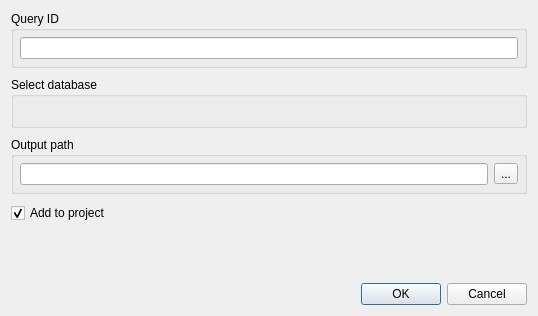
This is src/plugins/external_tool_support/src/blast_plus/BlastDBCmdDialog.ui in violethaze74/ugene as Qt 5 draws it before an edit. The edited form follows.
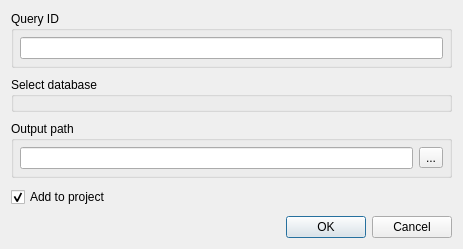
This is the edited form.

Commit message: UGENE-4775: dialogs constraints fix, dialog layout fix for mac

Diff of the .ui file:
```diff
--- a/src/plugins/external_tool_support/src/blast_plus/BlastDBCmdDialog.ui
+++ b/src/plugins/external_tool_support/src/blast_plus/BlastDBCmdDialog.ui
@@ -6,8 +6,8 @@
    <rect>
     <x>0</x>
     <y>0</y>
-    <width>538</width>
-    <height>316</height>
+    <width>463</width>
+    <height>214</height>
    </rect>
   </property>
   <property name="sizePolicy">
@@ -32,6 +32,9 @@
    <string>Fetch Sequences from BLAST Database</string>
   </property>
   <layout class="QGridLayout" name="gridLayout">
+   <property name="sizeConstraint">
+    <enum>QLayout::SetMinAndMaxSize</enum>
+   </property>
    <property name="spacing">
     <number>9</number>
    </property>
@@ -41,6 +44,9 @@
       <string>Query ID</string>
      </property>
      <layout class="QHBoxLayout" name="horizontalLayout">
+      <property name="sizeConstraint">
+       <enum>QLayout::SetMinAndMaxSize</enum>
+      </property>
       <property name="leftMargin">
        <number>6</number>
       </property>
@@ -62,11 +68,14 @@
     </widget>
    </item>
    <item row="2" column="0">
-    <widget class="QGroupBox" name="">
+    <widget class="QGroupBox" name="groupBox">
      <property name="title">
       <string>Output path</string>
      </property>
      <layout class="QHBoxLayout" name="horizontalLayout_2">
+      <property name="sizeConstraint">
+       <enum>QLayout::SetMinAndMaxSize</enum>
+      </property>
       <property name="leftMargin">
        <number>6</number>
       </property>
@@ -96,26 +105,6 @@
      </layout>
     </widget>
    </item>
-   <item row="5" column="0">
-    <widget class="QDialogButtonBox" name="buttonBox">
-     <property name="standardButtons">
-      <set>QDialogButtonBox::Cancel|QDialogButtonBox::Ok</set>
-     </property>
-    </widget>
-   </item>
-   <item row="3" column="0">
-    <widget class="QCheckBox" name="addToProjectBox">
-     <property name="enabled">
-      <bool>true</bool>
-     </property>
-     <property name="text">
-      <string>Add to project</string>
-     </property>
-     <property name="checked">
-      <bool>true</bool>
-     </property>
-    </widget>
-   </item>
    <item row="1" column="0">
     <widget class="QGroupBox" name="dbSelectorWidget">
      <property name="sizePolicy">
@@ -137,6 +126,9 @@
       <property name="spacing">
        <number>6</number>
       </property>
+      <property name="sizeConstraint">
+       <enum>QLayout::SetMinAndMaxSize</enum>
+      </property>
       <property name="leftMargin">
        <number>6</number>
       </property>
@@ -153,17 +145,24 @@
     </widget>
    </item>
    <item row="4" column="0">
-    <spacer name="verticalSpacer">
-     <property name="orientation">
-      <enum>Qt::Vertical</enum>
+    <widget class="QDialogButtonBox" name="buttonBox">
+     <property name="standardButtons">
+      <set>QDialogButtonBox::Cancel|QDialogButtonBox::Ok</set>
      </property>
-     <property name="sizeHint" stdset="0">
-      <size>
-       <width>20</width>
-       <height>10</height>
-      </size>
+    </widget>
+   </item>
+   <item row="3" column="0">
+    <widget class="QCheckBox" name="addToProjectBox">
+     <property name="enabled">
+      <bool>true</bool>
      </property>
-    </spacer>
+     <property name="text">
+      <string>Add to project</string>
+     </property>
+     <property name="checked">
+      <bool>true</bool>
+     </property>
+    </widget>
    </item>
   </layout>
   <zorder>buttonBox</zorder>
```
Left out of the diff: 6 changed lines with no effect on the pictures. The commit also changes 2 other files.
